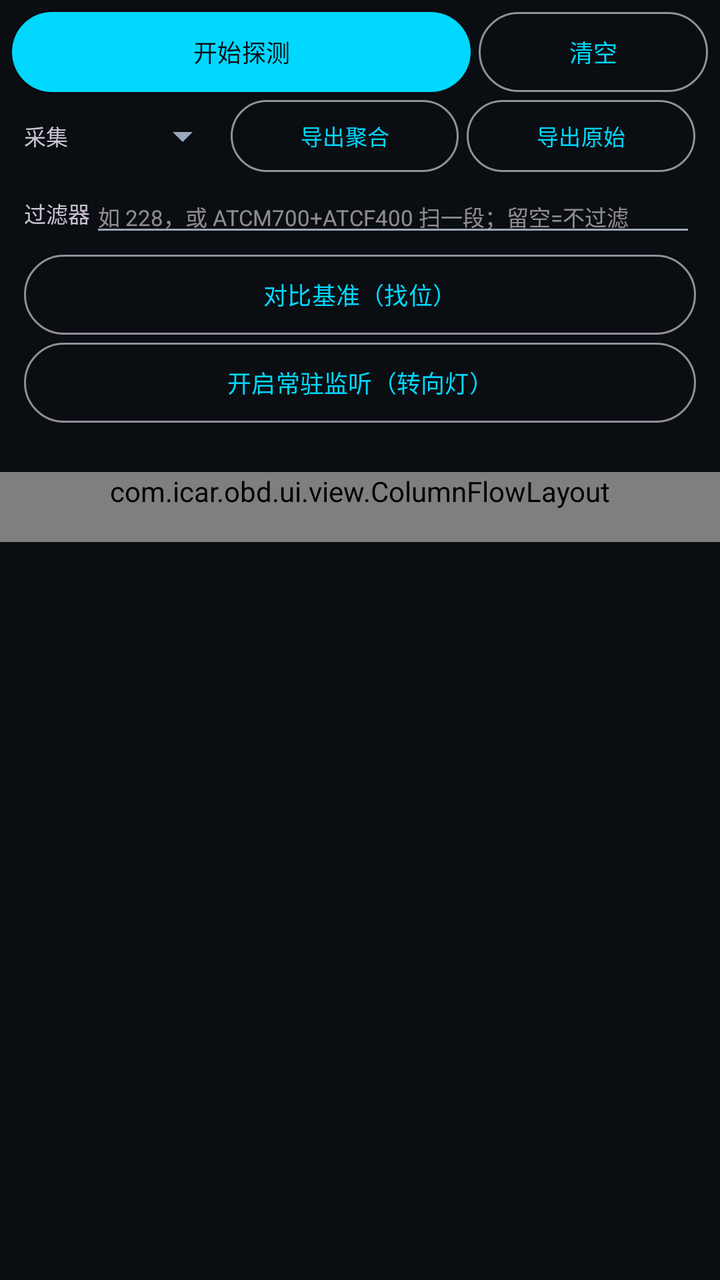
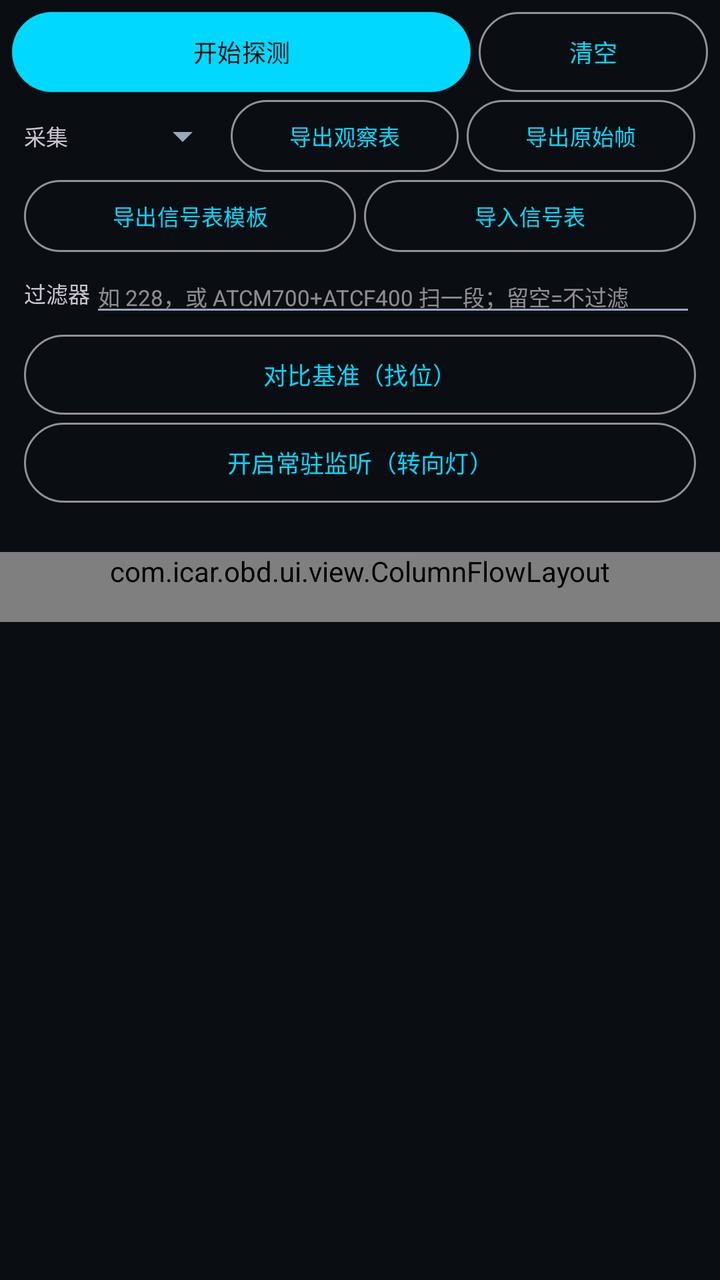

Two renders of the same Android screen: before a commit and after it. Below are the layout's source before the change and the commit's diff.
<!-- AndroidManifest.xml: application theme Theme.ICarOBD -->
<!-- res/layout/activity_can_sniffer.xml -->
<?xml version="1.0" encoding="utf-8"?>
<LinearLayout xmlns:android="http://schemas.android.com/apk/res/android"
    xmlns:app="http://schemas.android.com/apk/res-auto"
    android:layout_width="match_parent"
    android:layout_height="match_parent"
    android:background="@color/bg"
    android:orientation="vertical">

    <LinearLayout
        android:layout_width="match_parent"
        android:layout_height="wrap_content"
        android:orientation="horizontal"
        android:paddingStart="6dp"
        android:paddingTop="6dp"
        android:paddingEnd="6dp">

        <com.google.android.material.button.MaterialButton
            android:id="@+id/btnSniffToggle"
            android:layout_width="0dp"
            android:layout_height="40dp"
            android:layout_weight="2"
            android:insetTop="0dp"
            android:insetBottom="0dp"
            android:minWidth="0dp"
            android:text="开始探测"
            android:textSize="12sp" />

        <com.google.android.material.button.MaterialButton
            android:id="@+id/btnSniffClear"
            style="@style/Widget.Material3.Button.OutlinedButton"
            android:layout_width="0dp"
            android:layout_height="40dp"
            android:layout_marginStart="4dp"
            android:layout_weight="1"
            android:insetTop="0dp"
            android:insetBottom="0dp"
            android:minWidth="0dp"
            android:paddingStart="4dp"
            android:paddingEnd="4dp"
            android:text="清空"
            android:textSize="12sp" />
    </LinearLayout>

    <LinearLayout
        android:layout_width="match_parent"
        android:layout_height="wrap_content"
        android:gravity="center_vertical"
        android:orientation="horizontal"
        android:paddingStart="12dp"
        android:paddingTop="4dp"
        android:paddingEnd="12dp">

        <TextView
            android:layout_width="wrap_content"
            android:layout_height="wrap_content"
            android:text="采集"
            android:textSize="11sp" />

        <Spinner
            android:id="@+id/spSniffDuration"
            android:layout_width="0dp"
            android:layout_height="wrap_content"
            android:layout_weight="1"
            android:paddingStart="4dp" />

        <com.google.android.material.button.MaterialButton
            android:id="@+id/btnSniffExportAgg"
            style="@style/Widget.Material3.Button.OutlinedButton"
            android:layout_width="0dp"
            android:layout_height="36dp"
            android:layout_weight="1.4"
            android:insetTop="0dp"
            android:insetBottom="0dp"
            android:minWidth="0dp"
            android:paddingStart="2dp"
            android:paddingEnd="2dp"
            android:text="导出聚合"
            android:textSize="11sp" />

        <com.google.android.material.button.MaterialButton
            android:id="@+id/btnSniffExportRaw"
            style="@style/Widget.Material3.Button.OutlinedButton"
            android:layout_width="0dp"
            android:layout_height="36dp"
            android:layout_marginStart="4dp"
            android:layout_weight="1.4"
            android:insetTop="0dp"
            android:insetBottom="0dp"
            android:minWidth="0dp"
            android:paddingStart="2dp"
            android:paddingEnd="2dp"
            android:text="导出原始"
            android:textSize="11sp" />
    </LinearLayout>
    <LinearLayout
        android:layout_width="match_parent"
        android:layout_height="wrap_content"
        android:gravity="center_vertical"
        android:orientation="horizontal"
        android:paddingStart="12dp"
        android:paddingTop="4dp"
        android:paddingEnd="12dp">

        <TextView
            android:layout_width="wrap_content"
            android:layout_height="wrap_content"
            android:text="过滤器"
            android:textSize="11sp" />

        <EditText
            android:id="@+id/etSniffFilter"
            android:layout_width="0dp"
            android:layout_height="wrap_content"
            android:layout_weight="1"
            android:hint="如 228，或 ATCM700+ATCF400 扫一段；留空=不过滤"
            android:importantForAutofill="no"
            android:inputType="textCapCharacters|textNoSuggestions"
            android:maxLength="40"
            android:paddingStart="4dp"
            android:textSize="11sp" />
    </LinearLayout>

    
    <HorizontalScrollView
        android:layout_width="match_parent"
        android:layout_height="wrap_content"
        android:paddingStart="12dp"
        android:paddingEnd="12dp"
        android:scrollbars="none">

        <com.google.android.material.chip.ChipGroup
            android:id="@+id/cgFilterPresets"
            android:layout_width="wrap_content"
            android:layout_height="wrap_content"
            app:singleLine="true"
            app:singleSelection="false" />
    </HorizontalScrollView>
    <com.google.android.material.button.MaterialButton
        android:id="@+id/btnSniffDiff"
        style="@style/Widget.Material3.Button.OutlinedButton"
        android:layout_width="match_parent"
        android:layout_height="40dp"
        android:layout_marginStart="12dp"
        android:layout_marginTop="4dp"
        android:layout_marginEnd="12dp"
        android:insetTop="0dp"
        android:insetBottom="0dp"
        android:text="对比基准（找位）"
        android:textSize="12sp" />

    <com.google.android.material.button.MaterialButton
        android:id="@+id/btnMonitorToggle"
        style="@style/Widget.Material3.Button.OutlinedButton"
        android:layout_width="match_parent"
        android:layout_height="40dp"
        android:layout_marginStart="12dp"
        android:layout_marginTop="4dp"
        android:layout_marginEnd="12dp"
        android:insetTop="0dp"
        android:insetBottom="0dp"
        android:text="开启常驻监听（转向灯）"
        android:textSize="12sp" />

    <TextView
        android:id="@+id/tvSniffStatus"
        android:layout_width="match_parent"
        android:layout_height="wrap_content"
        android:paddingStart="12dp"
        android:paddingTop="6dp"
        android:paddingEnd="12dp"
        android:paddingBottom="4dp"
        android:textColor="@color/text_dim"
        android:textSize="11sp" />

    <ScrollView
        android:layout_width="match_parent"
        android:layout_height="0dp"
        android:layout_weight="1">

        <LinearLayout
            android:layout_width="match_parent"
            android:layout_height="wrap_content"
            android:orientation="vertical">

            <com.icar.obd.ui.view.ColumnFlowLayout
                android:id="@+id/sniffResults"
                android:layout_width="match_parent"
                android:layout_height="wrap_content"
                android:paddingStart="12dp"
                android:paddingEnd="12dp"
                android:paddingBottom="16dp" />

            <LinearLayout
                android:id="@+id/sniffDiffs"
                android:layout_width="match_parent"
                android:layout_height="wrap_content"
                android:orientation="vertical"
                android:paddingStart="12dp"
                android:paddingEnd="12dp"
                android:paddingBottom="16dp" />
        </LinearLayout>
    </ScrollView>
</LinearLayout>
<!-- resources referenced by this layout -->
<resources>
  <color name="bg">#FF0A0D12</color>
  <color name="text_dim">#FF5F6E85</color>
  <style name="Theme.ICarOBD" parent="Theme.Material3.Dark.NoActionBar">
          <item name="colorPrimary">@color/accent</item>
          <item name="colorOnPrimary">@color/bg</item>
          <item name="colorSecondary">@color/accent2</item>
          <item name="android:colorBackground">@color/bg</item>
          <item name="android:statusBarColor">@color/bg</item>
          <item name="android:navigationBarColor">@color/bg_surface</item>
          <item name="android:windowBackground">@color/bg</item>
          <item name="android:textColorPrimary">@color/text_primary</item>
          <item name="android:textColorSecondary">@color/text_secondary</item>
      </style>
  <color name="accent">#FF00D8FF</color>
  <color name="accent2">#FF7C5CFF</color>
  <color name="bg_surface">#FF141A23</color>
  <color name="text_primary">#FFE8EEF7</color>
  <color name="text_secondary">#FF9AA8BC</color>
</resources>

<!-- the commit's change to res/layout/activity_can_sniffer.xml (unified diff, before → after) -->
@@ -74,7 +74,7 @@
             android:minWidth="0dp"
             android:paddingStart="2dp"
             android:paddingEnd="2dp"
-            android:text="导出聚合"
+            android:text="导出观察表"
             android:textSize="11sp" />
 
         <com.google.android.material.button.MaterialButton
@@ -89,7 +89,47 @@
             android:minWidth="0dp"
             android:paddingStart="2dp"
             android:paddingEnd="2dp"
-            android:text="导出原始"
+            android:text="导出原始帧"
+            android:textSize="11sp" />
+    </LinearLayout>
+
+    
+    <LinearLayout
+        android:layout_width="match_parent"
+        android:layout_height="wrap_content"
+        android:gravity="center_vertical"
+        android:orientation="horizontal"
+        android:paddingStart="12dp"
+        android:paddingTop="4dp"
+        android:paddingEnd="12dp">
+
+        <com.google.android.material.button.MaterialButton
+            android:id="@+id/btnSniffExportTemplate"
+            style="@style/Widget.Material3.Button.OutlinedButton"
+            android:layout_width="0dp"
+            android:layout_height="36dp"
+            android:layout_weight="1.4"
+            android:insetTop="0dp"
+            android:insetBottom="0dp"
+            android:minWidth="0dp"
+            android:paddingStart="2dp"
+            android:paddingEnd="2dp"
+            android:text="导出信号表模板"
+            android:textSize="11sp" />
+
+        <com.google.android.material.button.MaterialButton
+            android:id="@+id/btnSniffImportSignal"
+            style="@style/Widget.Material3.Button.OutlinedButton"
+            android:layout_width="0dp"
+            android:layout_height="36dp"
+            android:layout_marginStart="4dp"
+            android:layout_weight="1.4"
+            android:insetTop="0dp"
+            android:insetBottom="0dp"
+            android:minWidth="0dp"
+            android:paddingStart="2dp"
+            android:paddingEnd="2dp"
+            android:text="导入信号表"
             android:textSize="11sp" />
     </LinearLayout>
     <LinearLayout
